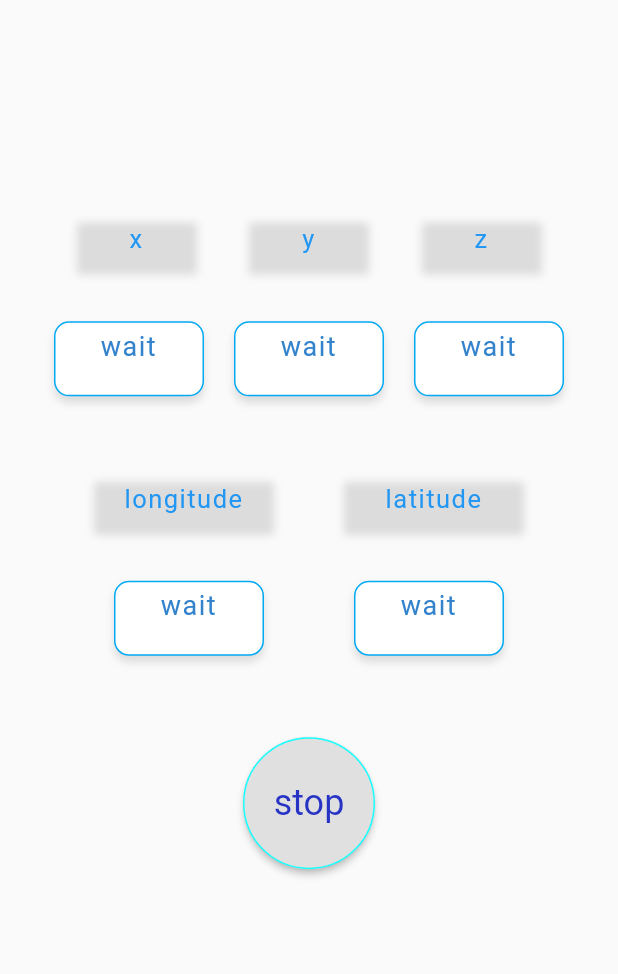
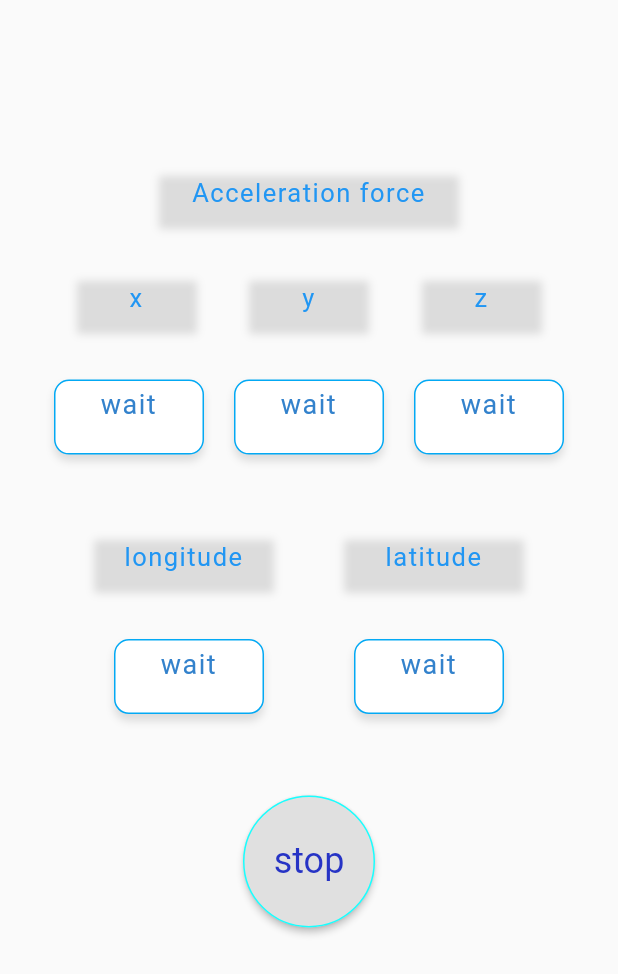
Before and after one commit to circleTreeF/2020_GRP_Team17, a Flutter app: the DrivingScreen screen opened directly, after a tap on "start", on a phone screen of 412 x 824 dp. Shown: the top 974 px of the screen. Run offline on Flutter 3.47's test engine with Material 2 defaults, Android fonts, the phone set to English and light mode, and no system bars; our stand-ins replace dio, flutter_screenutil, flutter_staggered_animations, geolocator, sensors; missing offline and left inert: scidart; generated files the repository leaves out were written again; Roboto replaces fonts that are missing (Poppins-Bold).

Commit message:
change ui of driving screen

```diff
--- a/road_monitoring_system/lib/driving/driving_screen.dart
+++ b/road_monitoring_system/lib/driving/driving_screen.dart
@@ -94,7 +94,17 @@ class DrivingScreenState extends State<DrivingScreen>
                   child: FadeInAnimation(child: widget),
                 ),
                 children: [
-                  SizedBox(height: ScreenUtil.getInstance().setHeight(200)),
+                  SizedBox(height: ScreenUtil.getInstance().setHeight(150)),
+                  Padding(
+                    padding: const EdgeInsets.symmetric(vertical: 5.0),
+                    child: Row(
+                      mainAxisAlignment: MainAxisAlignment.spaceEvenly,
+                      children: [
+                        TitleCard(height: 35.0, width: 200.0,text: "Acceleration force"),
+                      ],
+                    ),
+                  ),
+                  SizedBox(height: ScreenUtil.getInstance().setHeight(40)),
                   Padding(
                     padding: const EdgeInsets.symmetric(vertical: 5.0),
                     child: Row(
@@ -315,7 +325,7 @@ class DrivingScreenState extends State<DrivingScreen>
       startTime=dateFormat.parse(string);// parses the inputString into the dateFormat
       toggleListeningGPS();
       toggleListeningAcc();
-      if(position!=null&&event!=null){ addToList(); }
+      if(position!=null&&event!=null){ addToList(); }//add the data to list in order to send to database.
       drivingCondition = true;
 
     } else {
@@ -361,7 +371,7 @@ class DrivingScreenState extends State<DrivingScreen>
       "start_time" : startTime,
       "end_time": endTime
     };// the map of time
-    popUpScorePage(finalList,time);
+    popUpScorePage(finalList,time);//pop up the score page.
   }
 
   /**
--- a/road_monitoring_system/lib/home_screen.dart
+++ b/road_monitoring_system/lib/home_screen.dart
@@ -1,6 +1,5 @@
 
 import 'package:flutter/material.dart';
-import 'package:road_monitoring_system/request_permission_screen.dart';
 import 'package:road_monitoring_system/utils/bottom_bar_icon.dart';
 import 'package:road_monitoring_system/widgets/bottom_bar.dart';
 
--- a/road_monitoring_system/lib/request_permission_screen.dart
+++ b/road_monitoring_system/lib/request_permission_screen.dart
@@ -51,7 +51,6 @@ class DrivingStateViewState extends State<DrivingStateView> {
                     setState(() {
                       DrivingScreen();
                       Geolocator.requestPermission();
-
                     });
                     }
                 ),
--- a/road_monitoring_system/lib/utils/constant.dart
+++ b/road_monitoring_system/lib/utils/constant.dart
@@ -9,7 +9,7 @@ const defaultColor = Color(0xFF3382CC);
 
 
 // Text Style
-///signOut Text Style
+///The signOut Text Style
 const signOutTextStyle =TextStyle(
   fontFamily: AppTheme.fontName,
   fontWeight: FontWeight.w600,
@@ -40,9 +40,10 @@ const wrongUsernameOrPassword =TextStyle(
     fontWeight: FontWeight.bold
 );
 
+///score Text Style
 const scoreTextStyle =TextStyle(
     fontFamily: "Poppins-Bold",
-    color: Colors.black,
+    color: Colors.indigoAccent,
     fontSize: 80,
     fontWeight: FontWeight.bold
 );
```
